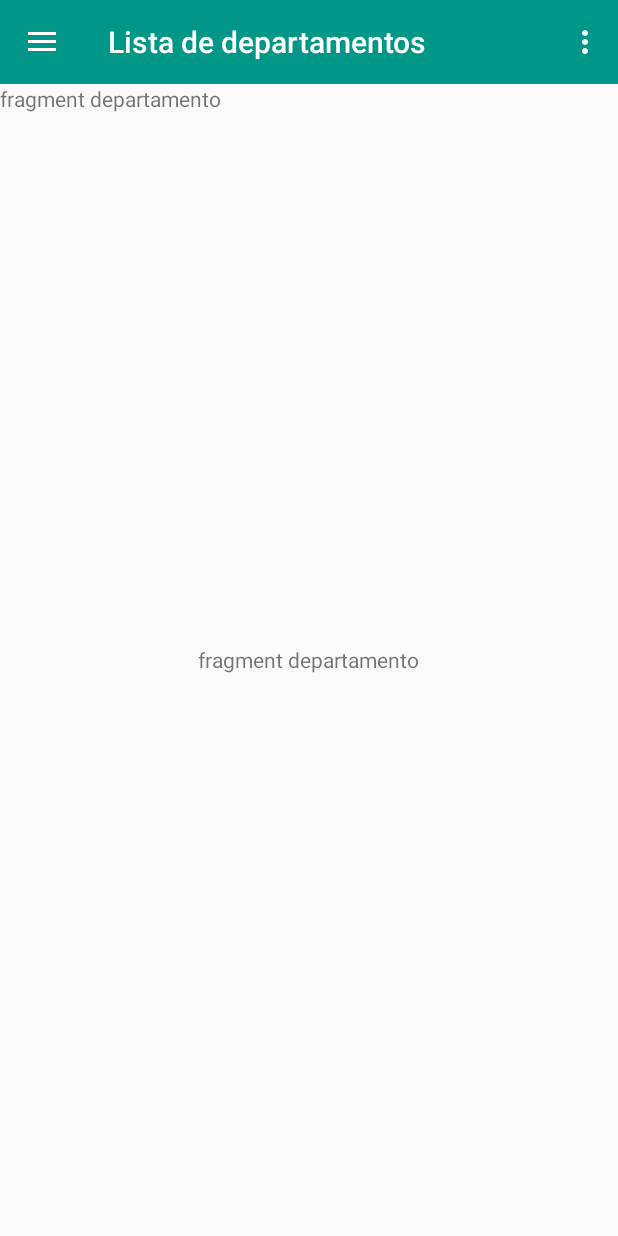
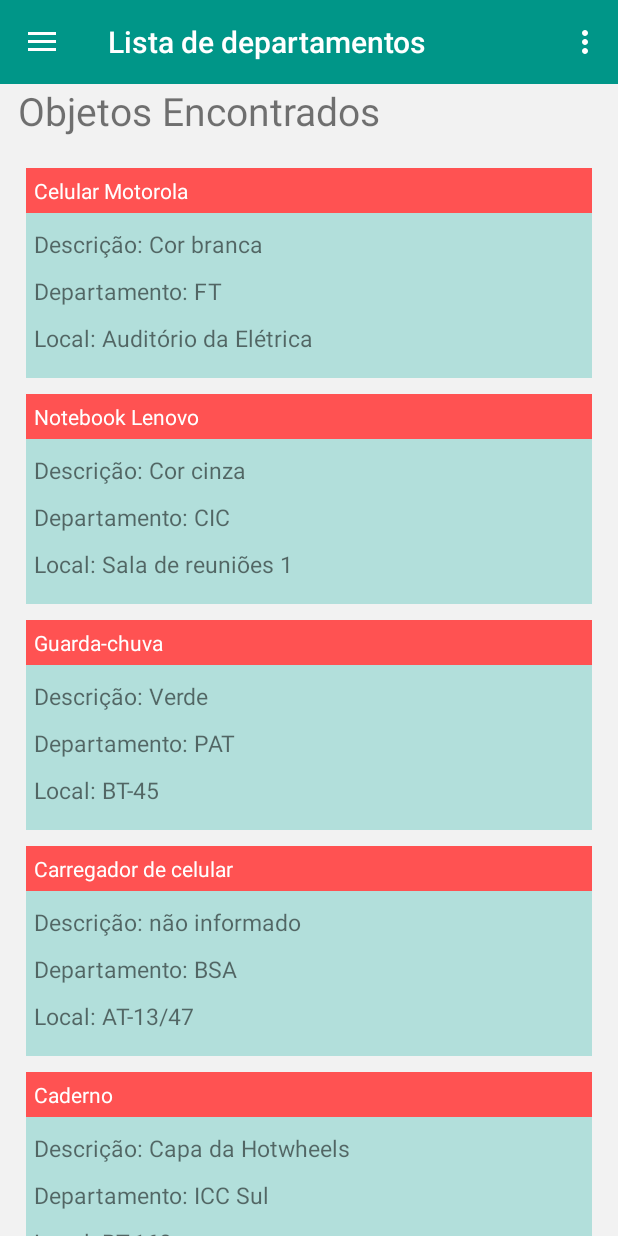
Before and after one commit to EdgarFabiano/Achados-e-Perdidos-UnB, an Android app: the MainActivity screen opened directly, with no data from a screen before it, in the side drawer, after a tap on "Lista de departamentos", on a phone screen of 412 x 824 dp. Run offline under Robolectric (Android 15) with nearby library versions, the phone set to English and light mode, and no system bars; libraries missing offline, so code that uses them is left out: com.cleveroad.fanlayoutmanager; 3 statements that could not run were skipped.

Commit message:
Lista de departamentos

```diff
--- a/app/build.gradle
+++ b/app/build.gradle
@@ -28,6 +28,8 @@ dependencies {
     compile 'com.firebase:firebase-client-android:2.3.1'
     compile 'com.google.android.gms:play-services-gcm:9.4.0'
     compile 'com.facebook.android:facebook-android-sdk:4.0.0'
+    compile 'com.android.support:cardview-v7:21.0.0'
+    compile 'com.android.support:recyclerview-v7:21.0.0'
     compile 'com.cleveroad:fan-layout-manager:1.0.1'//Fan Layout
     compile 'com.github.armcha:Vertical-Intro:1.0.0'//Tutorial
 }
--- a/app/src/main/AndroidManifest.xml
+++ b/app/src/main/AndroidManifest.xml
@@ -7,7 +7,7 @@
     <application
         android:allowBackup="true"
         android:hardwareAccelerated="false"
-        android:icon="@drawable/lupa"
+        android:icon="@drawable/icone"
         android:largeHeap="true"
         android:label="@string/app_name"
         android:supportsRtl="true"
--- a/app/src/main/java/com/example/edgar/achadoseperdidosunb/Fragments/DepartamentosFragment.java
+++ b/app/src/main/java/com/example/edgar/achadoseperdidosunb/Fragments/DepartamentosFragment.java
@@ -2,6 +2,7 @@ package com.example.edgar.achadoseperdidosunb.Fragments;
 
 import android.support.v4.app.Fragment;
 import android.os.Bundle;
+import android.support.v7.widget.LinearLayoutManager;
 import android.support.v7.widget.RecyclerView;
 import android.view.LayoutInflater;
 import android.view.View;
@@ -10,7 +11,12 @@ import android.widget.Button;
 
 import com.cleveroad.fanlayoutmanager.FanLayoutManager;
 import com.cleveroad.fanlayoutmanager.FanLayoutManagerSettings;
+import com.example.edgar.achadoseperdidosunb.ObjetoAdapter;
+import com.example.edgar.achadoseperdidosunb.ObjetoInfo;
 import com.example.edgar.achadoseperdidosunb.R;
+
+import java.util.ArrayList;
+import java.util.List;
 
 /**
  * Created by edgar on 02/11/2016.
@@ -23,7 +29,7 @@ public class DepartamentosFragment extends Fragment {
     @Override
     public View onCreateView(LayoutInflater inflater, ViewGroup container, Bundle savedInstanceState) {
         View view = inflater.inflate(R.layout.fragment_departamentos, container, false);
-        recyclerView = (RecyclerView) view.findViewById(R.id.recycler_view);
+        recyclerView = (RecyclerView) view.findViewById(R.id.cardList);
 
         FanLayoutManagerSettings fanLayoutManagerSettings = FanLayoutManagerSettings
                 .newBuilder(getContext())
@@ -36,6 +42,23 @@ public class DepartamentosFragment extends Fragment {
         fanLayoutManager = new FanLayoutManager(getContext(), fanLayoutManagerSettings);
         recyclerView.setLayoutManager(fanLayoutManager);
 
+
+        List<ObjetoInfo> lista = new ArrayList<>();
+        lista.add(new ObjetoInfo("Celular Motorola","Cor branca", "FT", "Auditório da Elétrica"));
+        lista.add(new ObjetoInfo("Notebook Lenovo", "Cor cinza", "CIC", "Sala de reuniões 1"));
+        lista.add(new ObjetoInfo("Guarda-chuva", "Verde", "PAT", "BT-45"));
+        lista.add(new ObjetoInfo("Carregador de celular", "não informado", "BSA", "AT-13/47"));
+        lista.add(new ObjetoInfo("Caderno", "Capa da Hotwheels", "ICC Sul", "BT-160"));
+
+        ObjetoAdapter objetoAdapter = new ObjetoAdapter(lista);
+
+        RecyclerView recList = (RecyclerView) view.findViewById(R.id.cardList);
+        recList.setHasFixedSize(true);
+        recList.setAdapter(objetoAdapter);
+        LinearLayoutManager llm = new LinearLayoutManager(getActivity().getApplicationContext());
+        llm.setOrientation(LinearLayoutManager.VERTICAL);
+        recList.setLayoutManager(llm);
+
         //Inflate the layout for this fragment
         return view;
 
--- a/app/src/main/java/com/example/edgar/achadoseperdidosunb/LoginActivity.java
+++ b/app/src/main/java/com/example/edgar/achadoseperdidosunb/LoginActivity.java
@@ -98,7 +98,7 @@ public class LoginActivity extends AppCompatActivity {
             loginButton.setOnClickListener(new View.OnClickListener() {
                 @Override
                 public void onClick(View v) {
-                    Intent intent = new Intent(getApplicationContext(), TutorialActivity.class);
+                    Intent intent = new Intent(getApplicationContext(), MainActivity.class);
                     intent.addFlags(Intent.FLAG_ACTIVITY_CLEAR_TOP);
                     startActivity(intent);
 
@@ -109,7 +109,7 @@ public class LoginActivity extends AppCompatActivity {
     }
 
     public void login(View view){
-        Intent intent = new Intent(getApplicationContext(), TutorialActivity.class);
+        Intent intent = new Intent(getApplicationContext(), MainActivity.class);
         intent.addFlags(Intent.FLAG_ACTIVITY_CLEAR_TOP);
         startActivity(intent);
     }
--- a/app/src/main/java/com/example/edgar/achadoseperdidosunb/MainActivity.java
+++ b/app/src/main/java/com/example/edgar/achadoseperdidosunb/MainActivity.java
@@ -29,29 +29,15 @@ import com.example.edgar.achadoseperdidosunb.Fragments.PerdiFragment;
 
 public class MainActivity extends AppCompatActivity {
     boolean doubleBackToExitPressedOnce = false;
+    private NavigationView navigationView;
 
     public void onBackPressed() {
         DrawerLayout drawer = (DrawerLayout) findViewById(R.id.drawer_layout);
         if (drawer.isDrawerOpen(GravityCompat.START))
             drawer.closeDrawer(GravityCompat.START);
-        else {
-            if (doubleBackToExitPressedOnce) {
-                super.onBackPressed();
-                finish();
-                return;
-            }
+        else
+           drawer.openDrawer(GravityCompat.START);
 
-            this.doubleBackToExitPressedOnce = true;
-            Toast.makeText(this, "Pressione VOLTAR novamente para sair", Toast.LENGTH_SHORT).show();
-
-            new Handler().postDelayed(new Runnable() {
-
-                @Override
-                public void run() {
-                    doubleBackToExitPressedOnce=false;
-                }
-            }, 2000);
-        }
     }
 
     protected void onCreate(@Nullable Bundle savedInstanceState) {
@@ -61,7 +47,6 @@ public class MainActivity extends AppCompatActivity {
         // Insert the fragment by replacing any existing fragment
         FragmentManager fragmentManager = getSupportFragmentManager();
         fragmentManager.beginTransaction().replace(R.id.flContent, new HomeFragment()).commit();
-
 
 //        FloatingActionButton fab = (FloatingActionButton) findViewById(R.id.fab);
 //        fab.setOnClickListener(new View.OnClickListener() {
@@ -106,7 +91,7 @@ public class MainActivity extends AppCompatActivity {
         drawer.setDrawerListener(toggle);
         toggle.syncState();
 
-        NavigationView navigationView = (NavigationView) findViewById(R.id.nav_view);
+        navigationView = (NavigationView) findViewById(R.id.nav_view);
         navigationView.setNavigationItemSelectedListener(new NavigationView.OnNavigationItemSelectedListener() {
             @Override
             public boolean onNavigationItemSelected(@NonNull MenuItem item) {
@@ -163,4 +148,39 @@ public class MainActivity extends AppCompatActivity {
         });
     }
 
+    public void clique(View view){
+        Fragment fragment = null;
+        Class fragmentClass = DepartamentosFragment.class;
+        Menu menu = navigationView.getMenu();
+        int item = 0;
+
+        if(view.getId() == R.id.button_achei) {
+            fragmentClass = EncontreiFragment.class;
+            item = 1;
+
+        }
+        else if(view.getId() == R.id.button_perdi) {
+            fragmentClass = PerdiFragment.class;
+            item = 2;
+        }
+
+        try {
+            fragment = (Fragment) fragmentClass.newInstance();
+        } catch (Exception e) {
+            e.printStackTrace();
+        }
+
+        // Insert the fragment by replacing any existing fragment
+        FragmentManager fragmentManager = getSupportFragmentManager();
+        fragmentManager.beginTransaction().replace(R.id.flContent, fragment).commit();
+
+
+        menu.getItem(item).setChecked(true);
+        setTitle(menu.getItem(item).getTitle());
+
+        // Close the navigation drawer
+        DrawerLayout drawer = (DrawerLayout) findViewById(R.id.drawer_layout);
+        drawer.closeDrawer(GravityCompat.START);
+    }
+
 }
--- /dev/null
+++ b/app/src/main/java/com/example/edgar/achadoseperdidosunb/ObjetoAdapter.java
@@ -0,0 +1,61 @@
+package com.example.edgar.achadoseperdidosunb;
+
+import android.support.v7.widget.RecyclerView;
+import android.view.LayoutInflater;
+import android.view.View;
+import android.view.ViewGroup;
+import android.widget.TextView;
+
+import java.util.List;
+
+/**
+ * Created by edgar on 07/11/2016.
+ */
+
+public class ObjetoAdapter extends RecyclerView.Adapter<ObjetoAdapter.ObjetoViewHolder> {
+
+    private List<ObjetoInfo> contactList;
+
+    public ObjetoAdapter(List<ObjetoInfo> contactList) {
+        this.contactList = contactList;
+    }
+
+    @Override
+    public int getItemCount() {
+        return contactList.size();
+    }
+
+    @Override
+    public void onBindViewHolder(ObjetoViewHolder objetoViewHolder, int i) {
+        ObjetoInfo objetoInfo = contactList.get(i);
+        objetoViewHolder.vTitle.setText(objetoInfo.getmNome());
+        objetoViewHolder.vDept.setText("Departamento: " + objetoInfo.getmDept());
+        objetoViewHolder.vDesc.setText("Descrição: " + objetoInfo.getmDesc());
+        objetoViewHolder.vLocal.setText("Local: " + objetoInfo.getmLocal());
+    }
+
+    @Override
+    public ObjetoViewHolder onCreateViewHolder(ViewGroup viewGroup, int i) {
+        View itemView = LayoutInflater.
+                from(viewGroup.getContext()).
+                inflate(R.layout.card_view, viewGroup, false);
+
+        return new ObjetoViewHolder(itemView);
+    }
+
+
+    public static class ObjetoViewHolder extends RecyclerView.ViewHolder {
+        protected TextView vDesc;
+        protected TextView vDept;
+        protected TextView vLocal;
+        protected TextView vTitle;
+
+        public ObjetoViewHolder(View v) {
+            super(v);
+            vDesc =  (TextView) v.findViewById(R.id.txtDesc);
+            vDept = (TextView)  v.findViewById(R.id.txtDept);
+            vLocal = (TextView)  v.findViewById(R.id.txtLocal);
+            vTitle = (TextView) v.findViewById(R.id.title);
+        }
+    }
+}
--- /dev/null
+++ b/app/src/main/java/com/example/edgar/achadoseperdidosunb/ObjetoInfo.java
@@ -0,0 +1,57 @@
+package com.example.edgar.achadoseperdidosunb;
+
+/**
+ * Created by edgar on 07/11/2016.
+ */
+
+public class ObjetoInfo {
+
+    protected String mNome;
+    protected String mDesc;
+    protected String mDept;
+    protected String mLocal;
+
+    public ObjetoInfo(String nome, String desc, String dept, String local){
+        this.mNome = nome;
+        this.mDesc = desc;
+        this.mDept = dept;
+        this.mLocal = local;
+    }
+
+    public ObjetoInfo(String nome, String local){
+        this.mNome = nome;
+        this.mLocal = local;
+    }
+
+    public String getmNome() {
+        return mNome;
+    }
+
+    public void setmNome(String mNome) {
+        this.mNome = mNome;
+    }
+
+    public String getmDesc() {
+        return mDesc;
+    }
+
+    public void setmDesc(String mDesc) {
+        this.mDesc = mDesc;
+    }
+
+    public String getmDept() {
+        return mDept;
+    }
+
+    public void setmDept(String mDept) {
+        this.mDept = mDept;
+    }
+
+    public String getmLocal() {
+        return mLocal;
+    }
+
+    public void setmLocal(String mLocal) {
+        this.mLocal = mLocal;
+    }
+}
--- /dev/null
+++ b/app/src/main/res/layout/card_view.xml
@@ -0,0 +1,62 @@
+<?xml version="1.0" encoding="utf-8"?>
+<android.support.v7.widget.CardView
+    xmlns:card_view="http://schemas.android.com/apk/res-auto"
+    xmlns:android="http://schemas.android.com/apk/res/android"
+    android:id="@+id/card_view"
+    android:layout_width="match_parent"
+    android:layout_height="wrap_content"
+    card_view:cardCornerRadius="4dp"
+    android:elevation="10dp"
+    android:layout_margin="5dp">
+
+    <RelativeLayout
+        android:layout_width="match_parent"
+        android:layout_height="140dp"
+        android:background="@color/colorPrimaryLight"
+        android:elevation="10dp">
+
+        <TextView
+            android:id="@+id/title"
+            android:layout_width="match_parent"
+            android:layout_height="30dp"
+            android:background="@color/colorAccent"
+            android:text="Título"
+            android:padding="5dp"
+            android:gravity="center_vertical"
+            android:textColor="@android:color/white"
+            android:textSize="14dp"/>
+
+        <TextView
+            android:id="@+id/txtDesc"
+            android:layout_width="wrap_content"
+            android:layout_height="wrap_content"
+            android:text="Descrição"
+            android:gravity="center_vertical"
+            android:textSize="15dp"
+            android:layout_below="@id/title"
+            android:layout_marginTop="10dp"
+            android:layout_marginLeft="5dp"/>
+
+        <TextView
+            android:id="@+id/txtDept"
+            android:layout_width="wrap_content"
+            android:layout_height="wrap_content"
+            android:text="Departamento"
+            android:gravity="center_vertical"
+            android:textSize="15dp"
+            android:layout_below="@id/txtDesc"
+            android:layout_marginTop="10dp"
+            android:layout_marginLeft="5dp"/>
+
+        <TextView
+            android:id="@+id/txtLocal"
+            android:layout_width="wrap_content"
+            android:layout_height="wrap_content"
+            android:text="Local"
+            android:textSize="15dp"
+            android:layout_marginTop="10dp"
+            android:layout_marginLeft="5dp"
+            android:layout_below="@+id/txtDept"/>
+
+    </RelativeLayout>
+</android.support.v7.widget.CardView>
--- a/app/src/main/res/layout/fragment_departamentos.xml
+++ b/app/src/main/res/layout/fragment_departamentos.xml
@@ -1,31 +1,30 @@
 <?xml version="1.0" encoding="utf-8"?>
 
-<RelativeLayout xmlns:android="http://schemas.android.com/apk/res/android"
+<LinearLayout xmlns:android="http://schemas.android.com/apk/res/android"
     xmlns:app="http://schemas.android.com/apk/res-auto"
     xmlns:tools="http://schemas.android.com/tools"
     android:layout_width="match_parent"
     android:layout_height="match_parent"
+    android:paddingRight="12dp"
+    android:paddingLeft="12dp"
+    android:orientation="vertical"
     android:id="@+id/dept"
+    android:background="@color/light_gray"
     app:layout_behavior="@string/appbar_scrolling_view_behavior"
     tools:context=".MainActivity">
     <TextView
         android:layout_width="wrap_content"
         android:layout_height="wrap_content"
-        android:text="fragment departamento" />
+        android:text="Objetos Encontrados"
+        android:textSize="26dp"
+        android:layout_marginBottom="15dp"/>
 
-    <TextView
-        android:layout_width="wrap_content"
-        android:layout_height="wrap_content"
-        android:text="fragment departamento"
-        android:layout_centerInParent="true"/>
 
     <android.support.v7.widget.RecyclerView
-        android:layout_width="wrap_content"
-        android:layout_height="wrap_content"
-        android:id="@+id/recycler_view"
-        android:layout_alignParentBottom="true"
+        android:layout_width="match_parent"
+        android:layout_height="match_parent"
+        android:id="@+id/cardList"
         android:layout_centerHorizontal="true"/>
 
 
-
-</RelativeLayout>
+</LinearLayout>
--- a/app/src/main/res/layout/fragment_encontrados.xml
+++ b/app/src/main/res/layout/fragment_encontrados.xml
@@ -6,6 +6,7 @@
     android:layout_width="match_parent"
     android:layout_height="match_parent"
     android:id="@+id/dept"
+    android:background="@color/light_gray"
     app:layout_behavior="@string/appbar_scrolling_view_behavior"
     tools:context=".MainActivity">
 
@@ -19,9 +20,7 @@
         android:layout_width="wrap_content"
         android:layout_height="wrap_content"
         android:layout_marginTop="52dp"
-        android:layout_alignParentTop="true"
-        android:layout_alignLeft="@+id/textView6"
-        android:layout_alignStart="@+id/textView6" />
+        android:layout_alignParentTop="true" />
 
 
 </RelativeLayout>
--- a/app/src/main/res/layout/fragment_home.xml
+++ b/app/src/main/res/layout/fragment_home.xml
@@ -3,7 +3,7 @@
     xmlns:app="http://schemas.android.com/apk/res-auto"
     xmlns:tools="http://schemas.android.com/tools"
     android:layout_width="match_parent"
-    android:background="@color/colorAccent"
+    android:background="@color/light_gray"
     android:layout_height="match_parent"
     android:id="@+id/dept"
     app:layout_behavior="@string/appbar_scrolling_view_behavior"
@@ -24,6 +24,7 @@
             android:paddingLeft="20dp"
             android:id="@+id/button_achei"
             android:layout_margin="20dp"
+            android:onClick="clique"
             android:background="@color/colorPrimaryLight"
             android:layout_centerHorizontal="true" />
 
@@ -36,6 +37,7 @@
             android:id="@+id/button_perdi"
             android:layout_below="@+id/button_achei"
             android:background="@color/amber"
+            android:onClick="clique"
             android:layout_marginTop="20dp"
             android:layout_marginBottom="20dp"
             android:layout_alignLeft="@+id/button_achei"
@@ -53,7 +55,7 @@
 
         android:layout_height="wrap_content"
         android:text="Escolha sua opção!"
-        android:textColor="@color/white"
+        android:textColor="@color/black"
         android:textStyle="bold"
         android:id="@+id/textView2"
         android:layout_marginTop="151dp"
--- a/app/src/main/res/layout/fragment_locais.xml
+++ b/app/src/main/res/layout/fragment_locais.xml
@@ -1,6 +1,6 @@
 <?xml version="1.0" encoding="utf-8"?>
 <RelativeLayout xmlns:android="http://schemas.android.com/apk/res/android"
-    android:background="@color/colorAccent"
+    android:background="@color/light_gray"
     android:layout_width="match_parent" android:layout_height="match_parent">
 
     <Spinner
@@ -25,7 +25,7 @@
 
     <TextView
         android:text="Selecione o local:"
-        android:textColor="@color/white"
+        android:textColor="@color/black"
         android:layout_width="wrap_content"
         android:layout_height="wrap_content"
         android:textStyle="bold"
--- a/app/src/main/res/values/colors.xml
+++ b/app/src/main/res/values/colors.xml
@@ -3,7 +3,7 @@
     <color name="colorPrimary">#009688</color>
     <color name="colorPrimaryLight">#B2DFDB</color>
     <color name="colorPrimaryDark">#00796B</color>
-    <color name="colorAccent">#FF5252</color>
+    <color name="colorAccent">#ff5252</color>
     <color name="colorAccentLight">#ff8a80</color>
     <color name="colorPrimaryText">#212121</color>
     <color name="colorSecondaryText">#757575</color>
@@ -15,6 +15,7 @@
     <color name="pink">#FF4081</color>
     <color name="blue">#3B5998</color>
     <color name="orange">#E64A19</color>
+    <color name="light_gray">#f2f2f2</color>
 
     <color name="black">#000000</color>
     <color name="white">#ffffff</color>
--- a/app/src/main/res/values/strings.xml
+++ b/app/src/main/res/values/strings.xml
@@ -4,7 +4,7 @@
     <string name="navigation_drawer_open">Open navigation drawer</string>
     <string name="navigation_drawer_close">Close navigation drawer</string>
 
-    <string name="action_settings">Settings</string>
+    <string name="action_settings">Configurações</string>
     <string name="login">Login</string>
     <string name="senha">Senha</string>
     <string name="cadastrar">Cadastrar</string>
@@ -12,11 +12,12 @@
     <string name="facebook_app_id">teste</string>
 
     <string-array name="locais_spinner">
+        <item>Escolha o local</item>
         <item>CIC</item>
         <item>ICC Sul</item>
         <item>ICC Norte</item>
         <item>ICC Centro</item>
-        <item>Faculdade de Tecnologia</item>
+        <item>FT</item>
     </string-array>
 
     <string-array name="objetos_view">
```
Also changed, not shown: app/src/main/res/layout/fragment_objetos.xml (+4 -6 lines), app/src/main/res/layout/fragment_registrar_objeto.xml (+30 -65 lines), app/src/main/res/drawable/icone.png (added).
